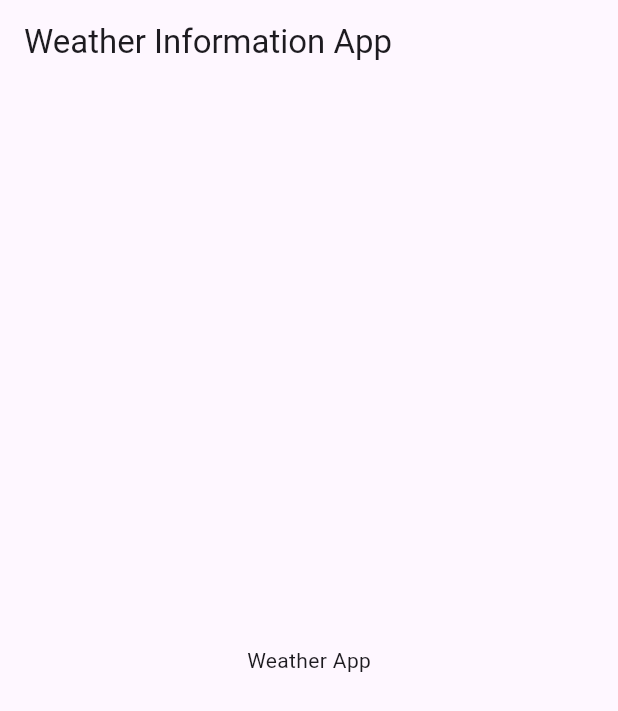
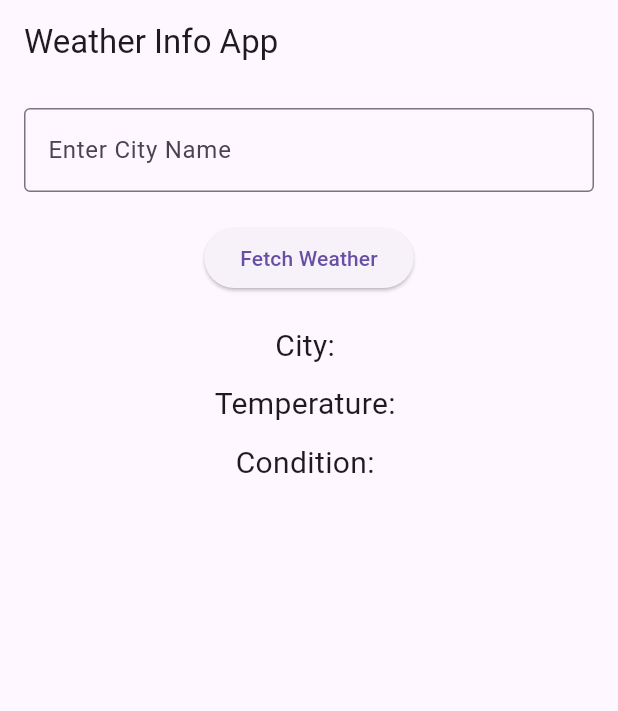
Before and after one commit to jzaman3/weather_info_app, a Flutter app: the screen it shows after launch, on a phone screen of 412 x 824 dp. Shown: the top 711 px of the screen. Run offline on Flutter 3.47's test engine with Material 3 defaults, Android fonts, the phone set to English and light mode, and no system bars; statements that could not run were skipped.

Commit message:
Basic UI with input field and button

```diff
--- a/lib/main.dart
+++ b/lib/main.dart
@@ -1,35 +1,95 @@
 import 'package:flutter/material.dart';
 
 void main() {
-  runApp(const MyApp());
+  runApp(const WeatherInfoApp());
 }
 
-class MyApp extends StatelessWidget {
-  const MyApp({super.key});
+class WeatherInfoApp extends StatelessWidget {
+  const WeatherInfoApp({super.key});
 
   @override
   Widget build(BuildContext context) {
     return MaterialApp(
       title: 'Weather Info App',
       theme: ThemeData(
-        primarySwatch: Colors.blue,
+        primarySwatch: const Color.fromARGB(255, 131, 28, 172).fromARGB(255, 99, 211, 166),
       ),
-      home: const MyHomePage(),
+      home: const WeatherHomePage(),
     );
   }
 }
 
-class MyHomePage extends StatelessWidget {
-  const MyHomePage({super.key});
+class WeatherHomePage extends StatefulWidget {
+  const WeatherHomePage({super.key});
+
+  @override
+  State<WeatherHomePage> createState() => _WeatherHomePageState();
+}
+
+class _WeatherHomePageState extends State<WeatherHomePage> {
+  // State variables to store weather data
+  String cityName = '';
+  String temperature = '';
+  String condition = '';
+
+  void fetchWeather() {
+    // Simulate fetching weather data
+    setState(() {
+      cityName = 'New York'; // Replace with user input
+      temperature = '${20 + (DateTime.now().second % 15)}°C'; // Random temperature
+      condition = ['Sunny', 'Cloudy', 'Rainy'][DateTime.now().second % 3]; // Random condition
+    });
+  }
 
   @override
   Widget build(BuildContext context) {
     return Scaffold(
       appBar: AppBar(
-        title: const Text('Weather Information App'),
+        title: const Text('Weather Info App'),
       ),
-      body: const Center(
-        child: Text('Weather App'),
+      body: Padding(
+        padding: const EdgeInsets.all(16.0),
+        child: Column(
+          children: [
+            // TextField for city name input
+            TextField(
+              decoration: const InputDecoration(
+                labelText: 'Enter City Name',
+                border: OutlineInputBorder(),
+              ),
+              onChanged: (value) {
+                // Update cityName if you want to use the user's input
+                setState(() {
+                  cityName = value;
+                });
+              },
+            ),
+            const SizedBox(height: 20),
+
+            // Button to fetch weather data
+            ElevatedButton(
+              onPressed: fetchWeather,
+              child: const Text('Fetch Weather'),
+            ),
+            const SizedBox(height: 20),
+
+            // Display weather information
+            Text(
+              'City: $cityName',
+              style: const TextStyle(fontSize: 20),
+            ),
+            const SizedBox(height: 10),
+            Text(
+              'Temperature: $temperature',
+              style: const TextStyle(fontSize: 20),
+            ),
+            const SizedBox(height: 10),
+            Text(
+              'Condition: $condition',
+              style: const TextStyle(fontSize: 20),
+            ),
+          ],
+        ),
       ),
     );
   }
```
